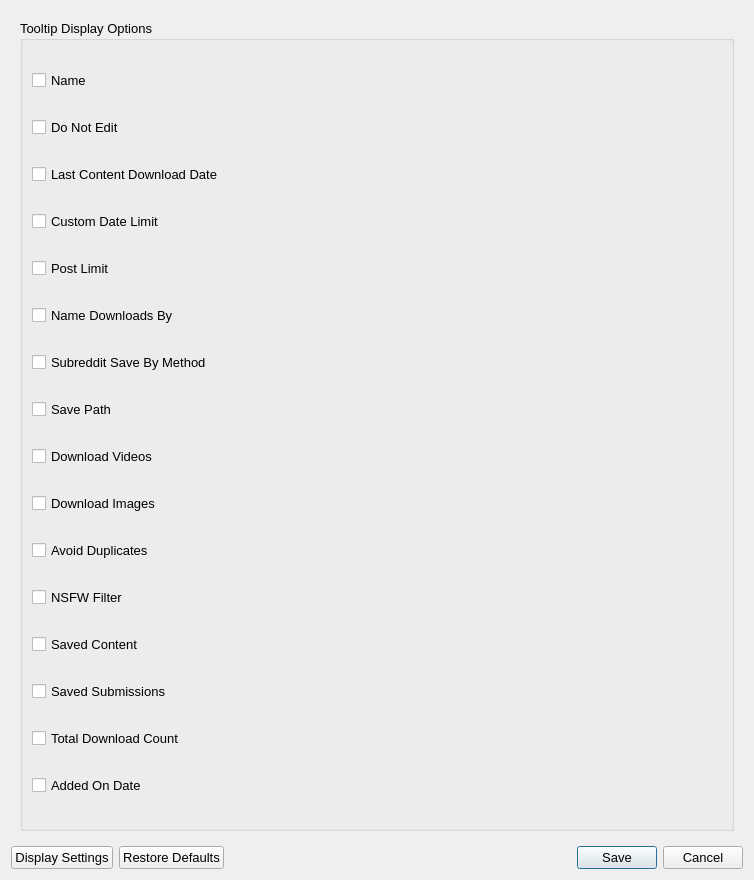
Qt form DownloaderForReddit/GUI_Resources/DownloaderForRedditSettingsGUI.ui (MalloyDelacroix/DownloaderForReddit) before a commit.
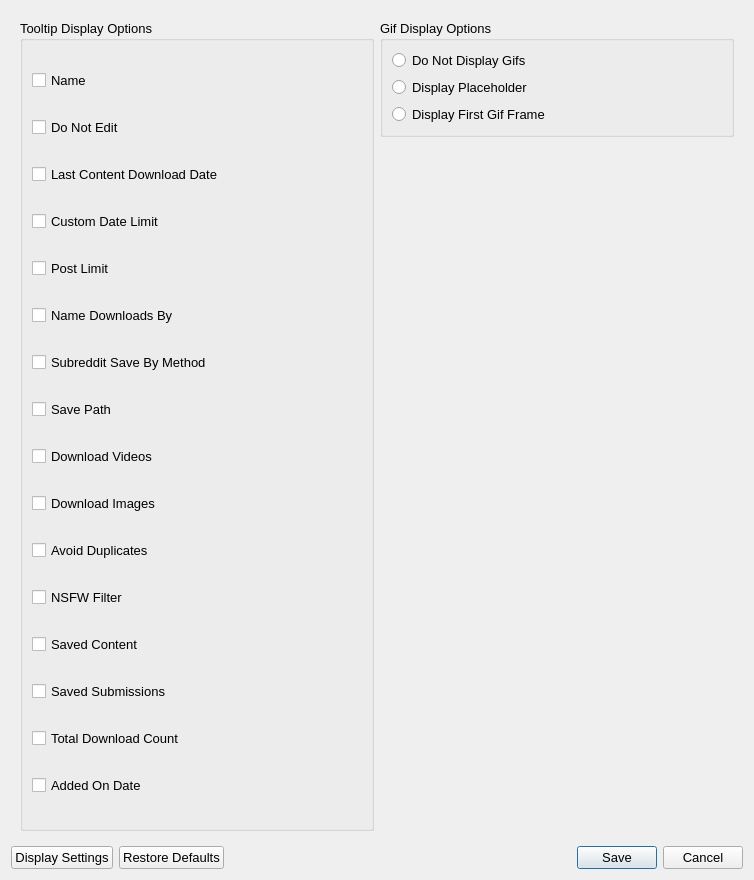
The same form after that commit. The open tabs and pages were chosen to show the change.

Commit message: Make RedditObjectSettingsDialog capable of displaying multiple gif options and add controller to settings dialog to select how gifs are displayed.

```diff
--- a/DownloaderForReddit/GUI_Resources/DownloaderForRedditSettingsGUI.ui
+++ b/DownloaderForReddit/GUI_Resources/DownloaderForRedditSettingsGUI.ui
@@ -623,6 +623,54 @@
          </layout>
         </widget>
        </item>
+       <item row="0" column="1">
+        <widget class="QGroupBox" name="gif_display_group_box">
+         <property name="font">
+          <font>
+           <pointsize>10</pointsize>
+          </font>
+         </property>
+         <property name="title">
+          <string>Gif Display Options</string>
+         </property>
+         <layout class="QGridLayout" name="gridLayout_11">
+          <item row="0" column="0">
+           <widget class="QRadioButton" name="gif_do_not_display_radio">
+            <property name="text">
+             <string>Do Not Display Gifs</string>
+            </property>
+           </widget>
+          </item>
+          <item row="1" column="0">
+           <widget class="QRadioButton" name="gif_display_placeholder_radio">
+            <property name="text">
+             <string>Display Placeholder</string>
+            </property>
+           </widget>
+          </item>
+          <item row="2" column="0">
+           <widget class="QRadioButton" name="gif_display_frame_radio">
+            <property name="text">
+             <string>Display First Gif Frame</string>
+            </property>
+           </widget>
+          </item>
+         </layout>
+        </widget>
+       </item>
+       <item row="1" column="1">
+        <spacer name="verticalSpacer">
+         <property name="orientation">
+          <enum>Qt::Vertical</enum>
+         </property>
+         <property name="sizeHint" stdset="0">
+          <size>
+           <width>20</width>
+           <height>40</height>
+          </size>
+         </property>
+        </spacer>
+       </item>
       </layout>
      </widget>
     </widget>
```
The commit also changes 5 other files.
